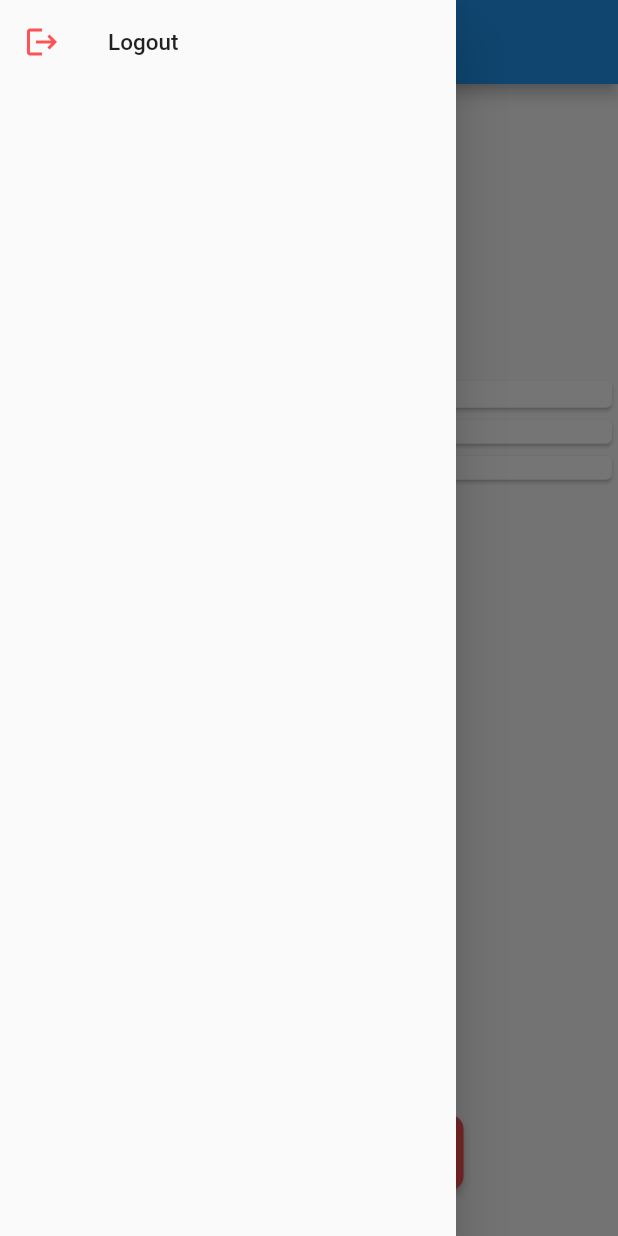
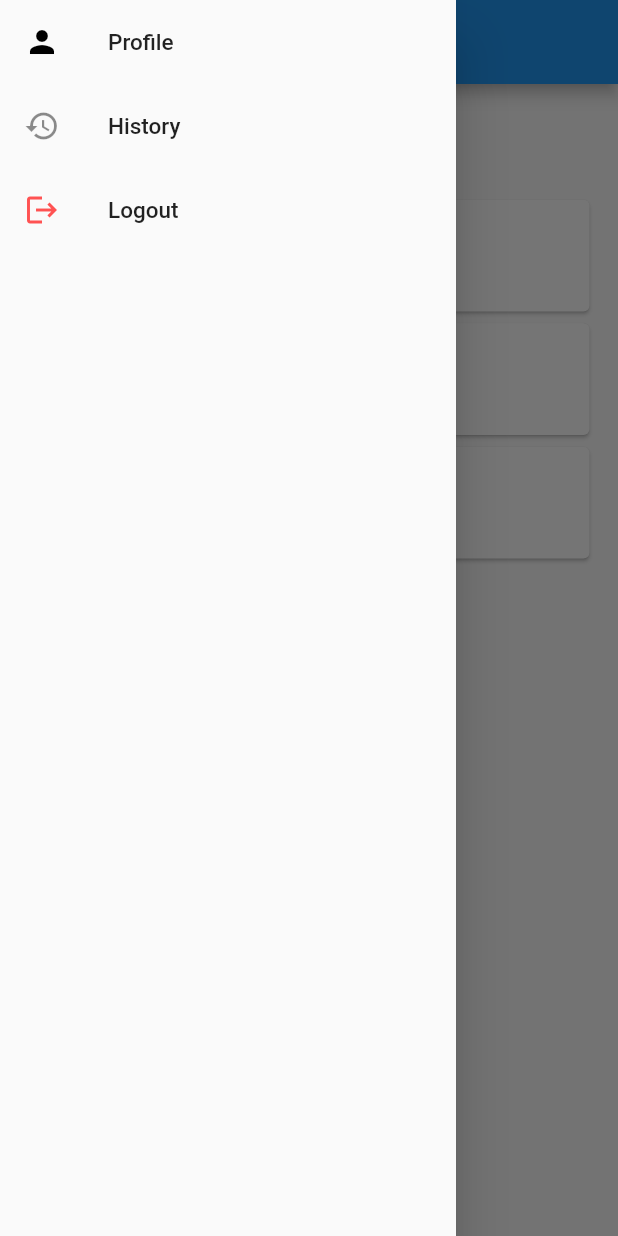
Before and after one commit to Haziq-A19EC0196/car-parking-application, a Flutter app: the screen it shows once a user with an empty profile is signed in, in the side drawer, after a tap on "Check parking availability", on a phone screen of 412 x 824 dp. Run offline on Flutter 3.47's test engine with Material 2 defaults, Android fonts, the phone set to English and light mode, and no system bars; our stand-ins replace cloud_firestore, firebase_auth, firebase_core, fluttertoast; missing offline and left inert: flutter_stripe, qr_code_scanner; accounts and stored records are empty; network calls fail.

```diff
--- a/lib/Logics/user_model.dart
+++ b/lib/Logics/user_model.dart
@@ -5,27 +5,35 @@ class UserModel {
   final String name;
   final String email;
   final String phone;
+  List parkingRef;
   bool inside;
+  int balance;
 
   UserModel({
     this.userId = '',
     required this.name,
     required this.email,
     required this.phone,
+    required this.parkingRef,
     required this.inside,
+    required this.balance,
   });
 
   Map<String, dynamic> toJson() => {
     'name': name,
+    'email': email,
     'phone': phone,
-    'email': email,
+    'parkingRef': parkingRef,
     'inside': inside,
+    'balance': balance,
   };
 
   static UserModel fromJson(Map<String, dynamic> data) => UserModel(
     name: data['name'],
+    email: data['email'],
     phone: data['phone'],
-    email: data['email'],
+    parkingRef: data['parkingEntryRef'],
     inside: data['inside'],
+    balance: data['balance'],
   );
 }
--- a/lib/Screens/home_screen.dart
+++ b/lib/Screens/home_screen.dart
@@ -1,6 +1,7 @@
 import 'package:car_parking_application/Logics/user_model.dart';
 import 'package:car_parking_application/Screens/availability_screen.dart';
 import 'package:car_parking_application/Screens/qr_screen.dart';
+import 'package:car_parking_application/Screens/topup_screen.dart';
 import 'package:cloud_firestore/cloud_firestore.dart';
 import 'package:firebase_auth/firebase_auth.dart';
 import 'package:flutter/material.dart';
@@ -21,16 +22,49 @@ class HomeScreen extends StatefulWidget {
 class _HomeScreenState extends State<HomeScreen> {
   @override
   Widget build(BuildContext context) {
+    final Stream<DocumentSnapshot<Map<String, dynamic>>> userStream = FirebaseFirestore.instance.collection("customers").doc(widget.user.userId).snapshots();
 
-    Widget menuScreen = Scaffold(
+    return Scaffold(
       appBar: AppBar(
         title: const Text("Parking Application"),
         centerTitle: true,
       ),
       drawer: Drawer(
         child: ListView(
-          children: const [
-            ListTile(
+          physics: const BouncingScrollPhysics(),
+          children: [
+            InkWell(
+              onTap: () {
+                // Navigate to profile page
+              },
+              child: const ListTile(
+                iconColor: Colors.black,
+                leading: Icon(Icons.person),
+                title: Text(
+                  "Profile",
+                  style: TextStyle(
+                    fontSize: 15.0,
+                  ),
+                ),
+              ),
+            ),
+            InkWell(
+              onTap: () {
+                // Navigate to History screen
+              },
+              child: const ListTile(
+                leading: Icon(Icons.history),
+                title: Text(
+                  "History",
+                  style: TextStyle(
+                    fontSize: 15.0,
+                  ),
+                ),
+              ),
+            ),
+            InkWell(
+              onTap: logout,
+              child: const ListTile(
                 iconColor: Colors.redAccent,
                 leading: Icon(Icons.logout),
                 title: Text(
@@ -40,21 +74,45 @@ class _HomeScreenState extends State<HomeScreen> {
                   ),
                 ),
               ),
+            ),
           ],
         ),
       ),
-      body: FutureBuilder<UserModel?> (
-        future: getUserData(),
+      body: StreamBuilder<DocumentSnapshot<Map<String, dynamic>>> (
+        stream: userStream,
         builder: (context, snapshot) {
           if(snapshot.hasError) {
             return Text("Something went wrong! ${snapshot.error.toString()}");
           } else if(snapshot.hasData) {
-            final user = snapshot.data;
+            final user = UserModel.fromJson(snapshot.data!.data()!);
+            // debugPrint("from snapshot: ${snapshot.data!.data().toString()}");
+            // debugPrint("from UserModel: ${user.toJson()}");
 
-            if(user==null) {
-              return const Text("Something went wrong!");
+            final List menuList = ["Check parking availability", "Scan QR Code", "Top up Credit"];
+            final List navigation = [
+              (context) => const AvailabilityScreen(),
+              (context) => QRScreen(user: widget.user),
+              (context) => const TopUpScreen()
+            ];
+
+            Widget timeLeft;
+
+            if(user.inside) {
+              final parkingRefStream = FirebaseFirestore.instance.collection("parkingEntry").doc(user.parkingRef.last).snapshots();
+
+              parkingRefStream.listen((event) {
+                debugPrint("parkingStream listen");
+                Timestamp timestamp = event.data()!['entryTime'];
+                DateTime dateTime = timestamp.toDate();
+              });
             } else {
-              Widget welcomeMessage = Column(
+              timeLeft = const Text("data");
+            }
+
+            return Column(
+              children: [
+                SizedBox(height: MediaQuery.of(context).size.height * 0.025,),
+                Column(
                   mainAxisAlignment: MainAxisAlignment.center,
                   children: [
                     Text(
@@ -64,105 +122,44 @@ class _HomeScreenState extends State<HomeScreen> {
                       "Email: ${user.email}",
                     ),
                   ]
-              );
-
-              List<Widget> menuItems = [
-                Card(
-                  clipBehavior: Clip.hardEdge,
+                ),
+                SizedBox(height: MediaQuery.of(context).size.height * 0.025,),
+                SizedBox(
+                  height: MediaQuery.of(context).size.height * 0.5,
+                  width: MediaQuery.of(context).size.width,
+                  child: ListView.builder(
+                    padding: const EdgeInsets.symmetric(horizontal: 15.0),
+                    physics: const BouncingScrollPhysics(),
+                    itemCount: menuList.length,
+                    itemBuilder: (_, int index) {
+                      return SizedBox(
+                        height: MediaQuery.of(context).size.height * 0.1,
+                        child: Card(
                           child: InkWell(
-                    splashColor: Colors.blue.withAlpha(30),
                             onTap: () {
-                      Navigator.of(context).push(MaterialPageRoute(builder: (context) => const AvailabilityScreen()));
+                              Navigator.of(context).push(MaterialPageRoute(builder: navigation[index]));
                             },
-                    child: const Text(
-                      'Check parking availability',
+                            child: Text(
+                              menuList[index],
                               textAlign: TextAlign.center,
-                      style: TextStyle(
+                              style: const TextStyle(
                                 fontSize: 15.0,
                               ),
                             ),
                           ),
                         ),
-                Card(
-                  clipBehavior: Clip.hardEdge,
-                  child: InkWell(
-                    splashColor: Colors.blue.withAlpha(30),
-                    child: const Text("Scan QR Code"),
-                    onTap: () {
-                      Navigator.of(context).push(MaterialPageRoute(builder: (context) => QRScreen(user: user,)));
-                      // await testFunc();
-                    },
-                  ),
-                ),
-                Card(
-                  clipBehavior: Clip.hardEdge,
-                  child: InkWell(
-                    splashColor: Colors.blue.withAlpha(30),
-                    child: const Text("Top up credit"),
-                    onTap: () {},
-                  ),
-                )
-              ];
-
-              Widget gridMenu = SizedBox(
-                  height: MediaQuery.of(context).size.height * 0.5,
-                  width: MediaQuery.of(context).size.width,
-                  child: ListView(
-                    children: menuItems,
-                  )
-                  // GridView.count(
-                  //   crossAxisCount: 1,
-                  //   childAspectRatio: 2,
-                  //   padding: EdgeInsets.symmetric(
-                  //     // vertical: 10.0,
-                  //     horizontal: MediaQuery.of(context).size.width * 0.05,
-                  //   ),
-                  //   children: menuItems,
-                  // )
-              );
-
-              Widget logoutButton = SizedBox(
-                width: MediaQuery.of(context).size.width * 0.5,
-                child: RawMaterialButton(
-                  fillColor: Colors.redAccent,
-                  padding: const EdgeInsets.symmetric(vertical: 15.0),
-                  shape: RoundedRectangleBorder(
-                      borderRadius: BorderRadius.circular(10.0)
-                  ),
-                  onPressed: logout,
-                  child: const Text(
-                    "Log Out",
-                    style: TextStyle(
-                        color: Colors.white,
-                        fontSize: 18.0
-                    ),
-                  ),
-                ),
-              );
-
-              return Center(
-                child: Column(
-                  mainAxisAlignment: MainAxisAlignment.spaceEvenly,
-                  crossAxisAlignment: CrossAxisAlignment.center,
-                  children: [
-                    SizedBox(height: MediaQuery.of(context).size.height * 0.025,),
-                    welcomeMessage,
-                    SizedBox(height: MediaQuery.of(context).size.height * 0.025,),
-                    gridMenu,
-                    SizedBox(height: MediaQuery.of(context).size.height * 0.025,),
-                    logoutButton
-                  ],
-                ),
                       );
                     }
+                  )
+                ),
+              ],
+            );
           } else {
             return const Center(child: CircularProgressIndicator(),);
           }
         },
       ),
     );
-
-    return menuScreen;
   }
 
   Future logout() async {
--- a/lib/Screens/signup_screen.dart
+++ b/lib/Screens/signup_screen.dart
@@ -154,9 +154,11 @@ class _SignupPageState extends State<SignupPage> {
 
     final userData = UserModel(
       name: name,
+      email: email,
       phone: phone,
-      email: email,
+      parkingRef: [],
       inside: false,
+      balance: 0,
     );
 
     await user.set(userData.toJson());
--- a/lib/main.dart
+++ b/lib/main.dart
@@ -5,13 +5,19 @@ import 'package:flutter/services.dart';
 
 import 'package:firebase_auth/firebase_auth.dart';
 import 'package:firebase_core/firebase_core.dart';
+import 'package:flutter_stripe/flutter_stripe.dart';
 
 import 'Screens/login_screen.dart';
 
 Future main() async {
   WidgetsFlutterBinding.ensureInitialized();
+
   // Init Firebase
   await Firebase.initializeApp();
+
+  // Init Stripe
+  Stripe.publishableKey = 'pk_test_51NBDk2IAWGSq2YIwvrcq6RO4r9JfJX7RQABdteHusr2RrYFuLtqJS2R7jhL26rtDMjuk5HE18FXULKnXktRoXbXt00qXzdpI5o';
+  await Stripe.instance.applySettings();
 
   runApp(const MyApp());
 }
@@ -50,7 +56,7 @@ class _HomePageState extends State<HomePage> {
           stream: FirebaseAuth.instance.authStateChanges(),
           builder: (context, snapshot) {
             if (snapshot.hasData) {
-              UserModel user = UserModel(name: "test", email: "test", phone: "test", inside: false);
+              UserModel user = UserModel(userId: FirebaseAuth.instance.currentUser!.uid, name: "test", email: "test", phone: "test", parkingRef: [], inside: false, balance: 0);
               return HomeScreen(user: user,);
             } else {
               return const LoginPage();
--- a/pubspec.yaml
+++ b/pubspec.yaml
@@ -44,6 +44,9 @@ dependencies:
   qr_flutter: ^4.0.0
   qr_code_scanner: ^1.0.1
   # barcode_scan_fix: ^1.0.2
+  # For payment
+  flutter_stripe: ^9.2.0
+  http: ^1.0.0
 
 dev_dependencies:
   flutter_test:
```
Also changed, not shown: lib/Screens/fpx_screen.dart (added, +116 -0 lines), lib/Screens/paymentmethod_screen.dart (added, +45 -0 lines), lib/Screens/topup_screen.dart (+107 -0 lines), pubspec.lock, 5 other files. Lines whose indentation alone changed are shown as unchanged.
